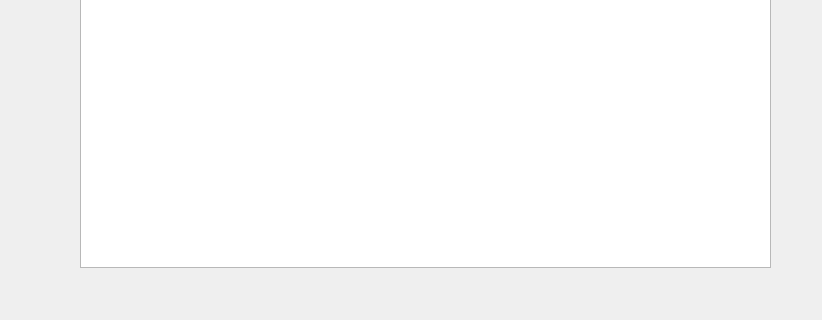
Qt form gui/Main.ui (CristianBonifacio/Proyect-PyQt6) before a commit; both pictures show x 0 to 822 and y 273 to 593 of the 822 by 593 pixel window.
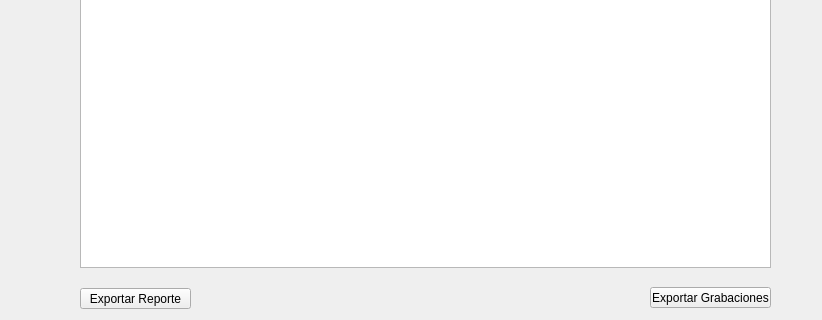
The same form after that commit.

Patch:
```diff
--- a/gui/Main.ui
+++ b/gui/Main.ui
@@ -193,6 +193,32 @@
     <string>Buscar</string>
    </property>
   </widget>
+  <widget class="QToolButton" name="ExportReport">
+   <property name="geometry">
+    <rect>
+     <x>80</x>
+     <y>561</y>
+     <width>111</width>
+     <height>21</height>
+    </rect>
+   </property>
+   <property name="text">
+    <string>Exportar Reporte</string>
+   </property>
+  </widget>
+  <widget class="QToolButton" name="ExportarAudio">
+   <property name="geometry">
+    <rect>
+     <x>650</x>
+     <y>560</y>
+     <width>121</width>
+     <height>21</height>
+    </rect>
+   </property>
+   <property name="text">
+    <string>Exportar Grabaciones</string>
+   </property>
+  </widget>
  </widget>
  <resources/>
  <connections/>
```
